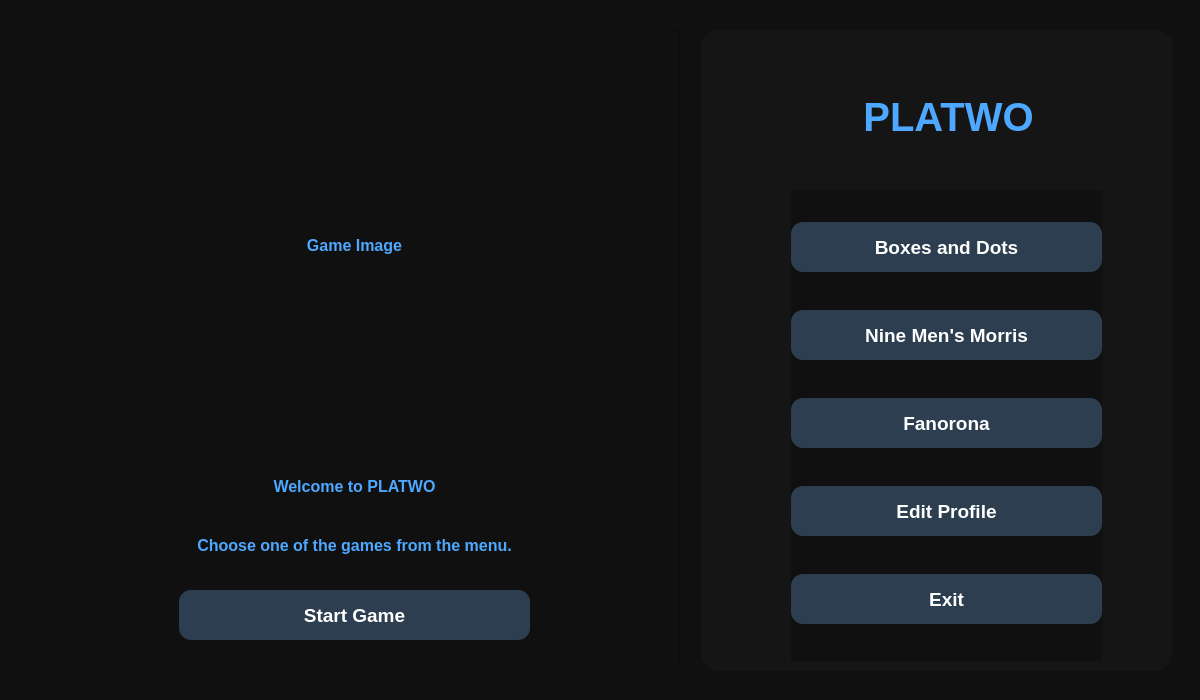
Above: Platwo/mainwindow.ui from Carbon-128X/CarbonApollo-PlaTwo before the change. Below: the same form after it.
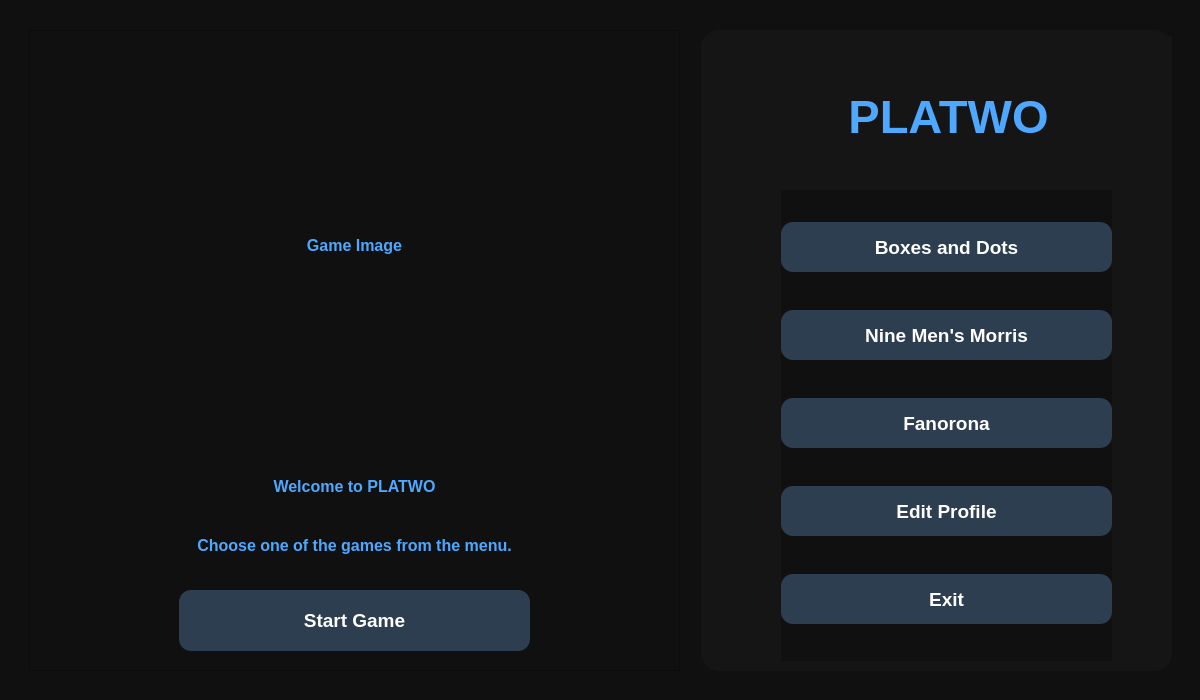
That is the form after the change.

Diff of the .ui file:
```diff
--- a/Platwo/mainwindow.ui
+++ b/Platwo/mainwindow.ui
@@ -80,7 +80,7 @@
          <x>150</x>
          <y>560</y>
          <width>351</width>
-         <height>50</height>
+         <height>61</height>
         </rect>
        </property>
        <property name="styleSheet">
@@ -118,7 +118,7 @@
         <string>Start Game</string>
        </property>
       </widget>
-      <widget class="QWidget" name="">
+      <widget class="QWidget" name="layoutWidget">
        <property name="geometry">
         <rect>
          <x>90</x>
@@ -210,7 +210,7 @@
     </property>
     <property name="font">
      <font>
-      <pointsize>30</pointsize>
+      <pointsize>35</pointsize>
       <bold>true</bold>
      </font>
     </property>
@@ -224,12 +224,12 @@
      <set>Qt::AlignmentFlag::AlignCenter</set>
     </property>
    </widget>
-   <widget class="QWidget" name="">
+   <widget class="QWidget" name="layoutWidget">
     <property name="geometry">
      <rect>
-      <x>90</x>
+      <x>80</x>
       <y>160</y>
-      <width>311</width>
+      <width>331</width>
       <height>471</height>
      </rect>
     </property>
```
